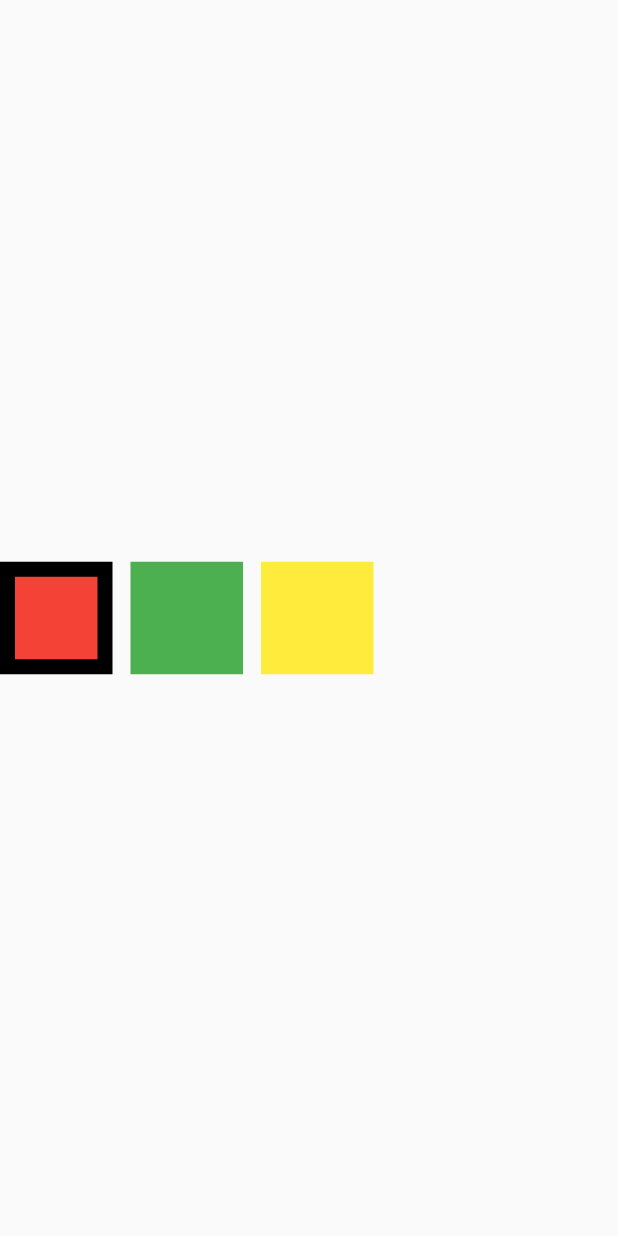
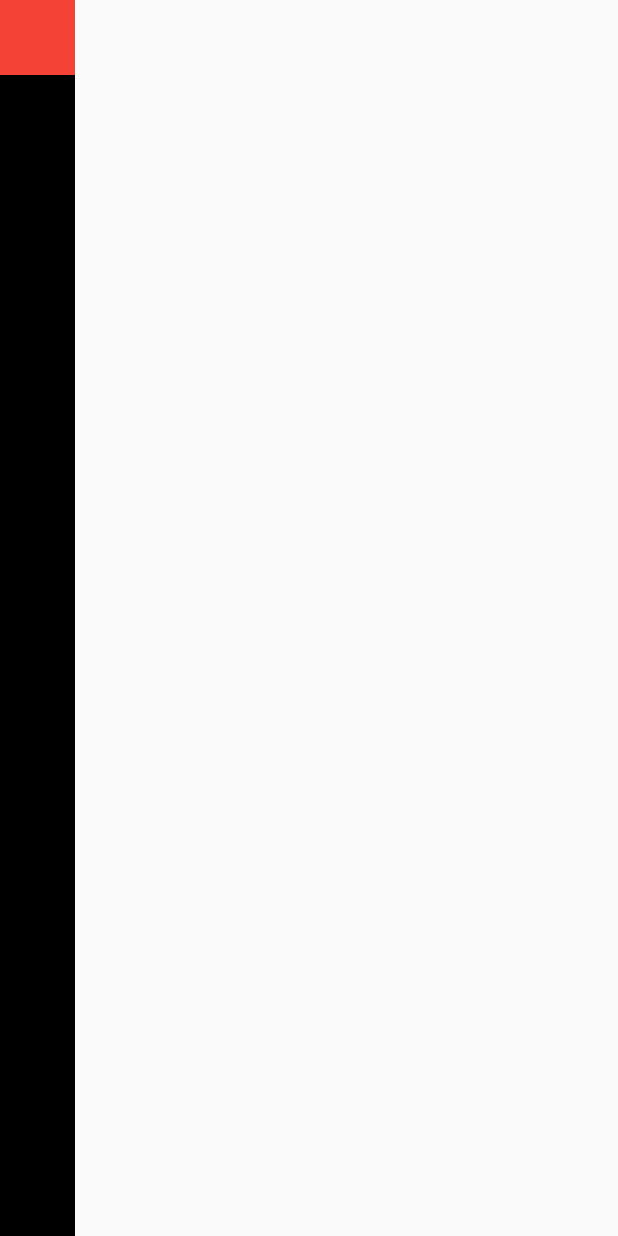
Before and after one commit to haruachm/Flutter-Study, a Flutter app: the screen it shows after launch, on a phone screen of 412 x 824 dp. Run offline on Flutter 3.47's test engine with Material 2 defaults, Android fonts, the phone set to English and light mode, and no system bars.

Commit message:
Add main.dart -> MaterialApp()

```diff
--- a/lib/main.dart
+++ b/lib/main.dart
@@ -2,5 +2,9 @@ import 'package:flutter/material.dart';
 import 'package:flutter_application_arrange/screen/home_screen.dart';
 
 void main() {
-  runApp(HomeScreen());
+  runApp(
+    MaterialApp(
+      home: HomeScreen(),
+    ),
+  );
 }
--- a/lib/screen/home_screen.dart
+++ b/lib/screen/home_screen.dart
@@ -5,38 +5,17 @@ class HomeScreen extends StatelessWidget {
 
   @override
   Widget build(BuildContext context) {
-    return MaterialApp(
-      home: Scaffold(
-        body: SizedBox(
-          height: double.infinity,
-          child: Row(
-            mainAxisAlignment: MainAxisAlignment.start,
-            crossAxisAlignment: CrossAxisAlignment.center,
-            children: [
-              Container(
-                height: 75.0,
-                width: 75.0,
-                decoration: BoxDecoration(
-                    color: Colors.red,
-                    border: Border.all(
-                      width: 10,
-                      color: Colors.black,
-                    )),
-              ),
-              const SizedBox(width: 12.0),
-              Container(
-                height: 75.0,
-                width: 75.0,
-                color: Colors.green,
-              ),
-              const SizedBox(width: 12.0),
-              Container(
-                height: 75.0,
-                width: 75.0,
-                color: Colors.yellow,
-              ),
-            ],
-          ),
+    return Scaffold(
+      body: Container(
+        color: Colors.black,
+        child: Column(
+          children: [
+            Container(
+              color: Colors.red,
+              width: 50,
+              height: 50,
+            ),
+          ],
         ),
       ),
     );
```
